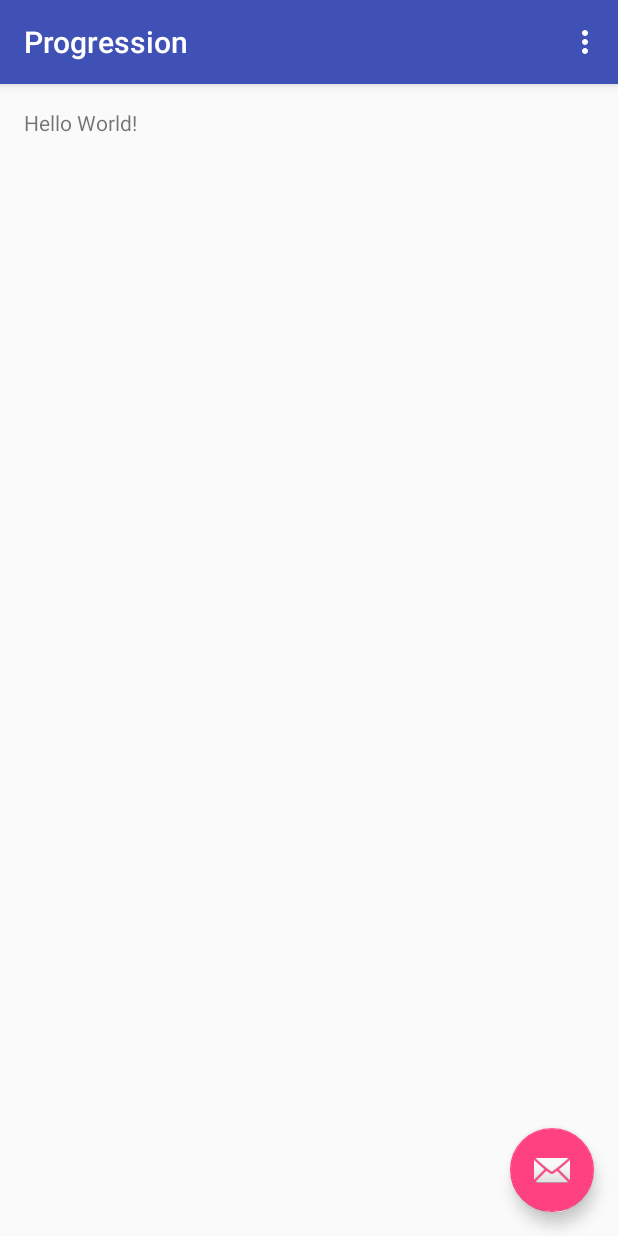
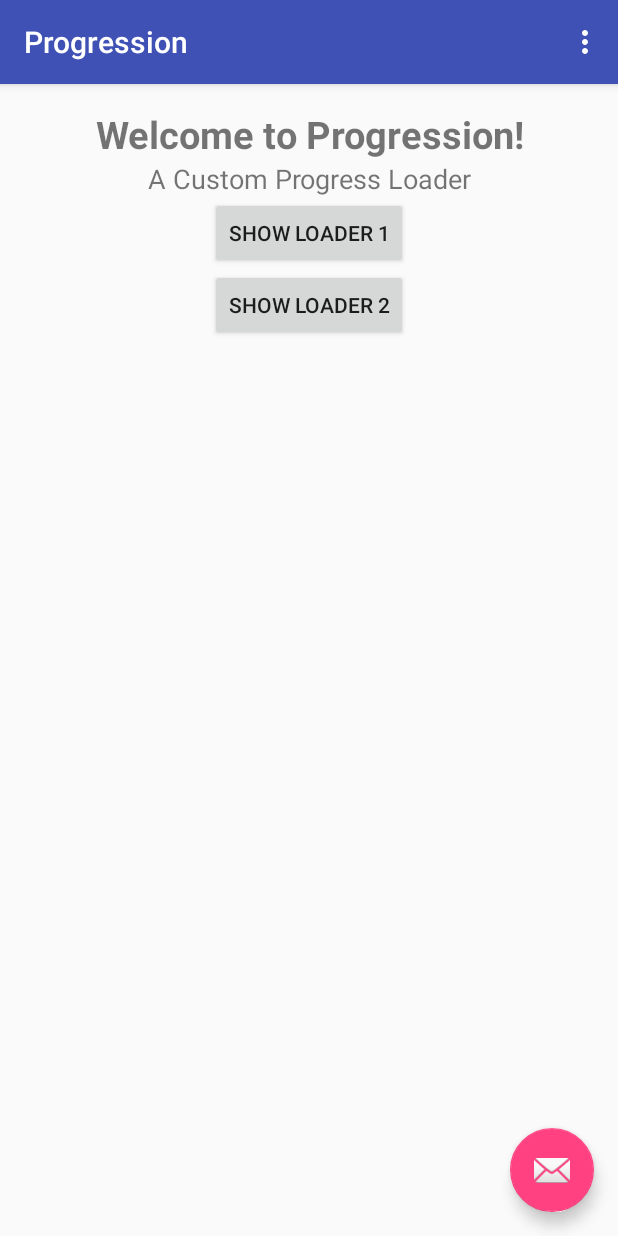
Before and after one commit to Mahendran-Sakkarai/Progression, an Android app: the screen it shows after launch (MainActivity), on a phone screen of 412 x 824 dp. Run offline under Robolectric (Android 15) with nearby library versions, the phone set to English and light mode, and no system bars.

Commit message:
Created Example for progression.

```diff
--- a/app/build.gradle
+++ b/app/build.gradle
@@ -5,7 +5,7 @@ android {
     buildToolsVersion "23.0.2"
 
     defaultConfig {
-        applicationId "com.yaiyaiyaa.progression"
+        applicationId "com.yaiyaiyaa.progression_example"
         minSdkVersion 8
         targetSdkVersion 23
         versionCode 1
@@ -24,4 +24,5 @@ dependencies {
     testCompile 'junit:junit:4.12'
     compile 'com.android.support:appcompat-v7:23.1.1'
     compile 'com.android.support:design:23.1.1'
+    compile project(":progression")
 }
--- a/app/src/main/AndroidManifest.xml
+++ b/app/src/main/AndroidManifest.xml
@@ -1,6 +1,6 @@
 <?xml version="1.0" encoding="utf-8"?>
 <manifest xmlns:android="http://schemas.android.com/apk/res/android"
-    package="com.yaiyaiyaa.progression">
+    package="com.yaiyaiyaa.progression_example">
 
     <application
         android:allowBackup="true"
--- a/app/src/main/java/com/yaiyaiyaa/progression/MainActivity.java
+++ /dev/null
@@ -1,52 +0,0 @@
-package com.yaiyaiyaa.progression;
-
-import android.os.Bundle;
-import android.support.design.widget.FloatingActionButton;
-import android.support.design.widget.Snackbar;
-import android.support.v7.app.AppCompatActivity;
-import android.support.v7.widget.Toolbar;
-import android.view.View;
-import android.view.Menu;
-import android.view.MenuItem;
-
-public class MainActivity extends AppCompatActivity {
-
-    @Override
-    protected void onCreate(Bundle savedInstanceState) {
-        super.onCreate(savedInstanceState);
-        setContentView(R.layout.activity_main);
-        Toolbar toolbar = (Toolbar) findViewById(R.id.toolbar);
-        setSupportActionBar(toolbar);
-
-        FloatingActionButton fab = (FloatingActionButton) findViewById(R.id.fab);
-        fab.setOnClickListener(new View.OnClickListener() {
-            @Override
-            public void onClick(View view) {
-                Snackbar.make(view, "Replace with your own action", Snackbar.LENGTH_LONG)
-                        .setAction("Action", null).show();
-            }
-        });
-    }
-
-    @Override
-    public boolean onCreateOptionsMenu(Menu menu) {
-        // Inflate the menu; this adds items to the action bar if it is present.
-        getMenuInflater().inflate(R.menu.menu_main, menu);
-        return true;
-    }
-
-    @Override
-    public boolean onOptionsItemSelected(MenuItem item) {
-        // Handle action bar item clicks here. The action bar will
-        // automatically handle clicks on the Home/Up button, so long
-        // as you specify a parent activity in AndroidManifest.xml.
-        int id = item.getItemId();
-
-        //noinspection SimplifiableIfStatement
-        if (id == R.id.action_settings) {
-            return true;
-        }
-
-        return super.onOptionsItemSelected(item);
-    }
-}
--- /dev/null
+++ b/app/src/main/java/com/yaiyaiyaa/progression_example/MainActivity.java
@@ -0,0 +1,134 @@
+package com.yaiyaiyaa.progression_example;
+
+import android.app.ProgressDialog;
+import android.os.Bundle;
+import android.os.Handler;
+import android.support.design.widget.FloatingActionButton;
+import android.support.design.widget.Snackbar;
+import android.support.v7.app.AppCompatActivity;
+import android.support.v7.widget.Toolbar;
+import android.view.View;
+import android.view.Menu;
+import android.view.MenuItem;
+import android.widget.Button;
+
+import com.yaiyaiyaa.progression.Progression;
+
+import java.util.Timer;
+import java.util.TimerTask;
+
+public class MainActivity extends AppCompatActivity {
+
+    private Button showLoader1;
+    private Button showLoader2;
+    private ProgressDialog progression1;
+    private ProgressDialog progression2;
+
+    @Override
+    protected void onCreate(Bundle savedInstanceState) {
+        super.onCreate(savedInstanceState);
+        setContentView(R.layout.activity_main);
+
+        initializeComponents();
+        initializeListeners();
+    }
+
+    private void initializeComponents() {
+        Toolbar toolbar = (Toolbar) findViewById(R.id.toolbar);
+        setSupportActionBar(toolbar);
+
+        FloatingActionButton fab = (FloatingActionButton) findViewById(R.id.fab);
+        fab.setOnClickListener(new View.OnClickListener() {
+            @Override
+            public void onClick(View view) {
+                Snackbar.make(view, "Replace with your own action", Snackbar.LENGTH_LONG)
+                        .setAction("Action", null).show();
+            }
+        });
+
+        showLoader1 = (Button) findViewById(R.id.show_loader1);
+        showLoader2 = (Button) findViewById(R.id.show_loader2);
+        progression1 = Progression.initProgression(MainActivity.this, 1);
+        progression2 = Progression.initProgression(MainActivity.this, 2);
+    }
+
+    private void initializeListeners() {
+        showLoader1.setOnClickListener(new View.OnClickListener() {
+            @Override
+            public void onClick(View v) {
+                showLoader1();
+                runOnUiThread(new Runnable() {
+                    @Override
+                    public void run() {
+                        final Handler handler = new Handler();
+                        handler.postDelayed(new Runnable() {
+                            @Override
+                            public void run() {
+                                hideLoader1();
+                            }
+                        }, 3000);
+                    }
+                });
+            }
+        });
+
+        showLoader2.setOnClickListener(new View.OnClickListener() {
+            @Override
+            public void onClick(View v) {
+                shoLoader2();
+                runOnUiThread(new Runnable() {
+                    @Override
+                    public void run() {
+                        final Handler handler = new Handler();
+                        handler.postDelayed(new Runnable() {
+                            @Override
+                            public void run() {
+                                hideLoader2();
+                            }
+                        }, 3000);
+                    }
+                });
+            }
+        });
+    }
+
+    private void shoLoader2() {
+        progression2.show();
+    }
+
+    private void hideLoader2() {
+        if(progression2.isShowing())
+            progression2.dismiss();
+    }
+
+    private void showLoader1() {
+        progression1.show();
+    }
+
+    private void hideLoader1() {
+        if(progression1.isShowing())
+            progression1.dismiss();
+    }
+
+    @Override
+    public boolean onCreateOptionsMenu(Menu menu) {
+        // Inflate the menu; this adds items to the action bar if it is present.
+        getMenuInflater().inflate(R.menu.menu_main, menu);
+        return true;
+    }
+
+    @Override
+    public boolean onOptionsItemSelected(MenuItem item) {
+        // Handle action bar item clicks here. The action bar will
+        // automatically handle clicks on the Home/Up button, so long
+        // as you specify a parent activity in AndroidManifest.xml.
+        int id = item.getItemId();
+
+        //noinspection SimplifiableIfStatement
+        if (id == R.id.action_settings) {
+            return true;
+        }
+
+        return super.onOptionsItemSelected(item);
+    }
+}
--- a/app/src/main/res/layout/activity_main.xml
+++ b/app/src/main/res/layout/activity_main.xml
@@ -5,7 +5,7 @@
     android:layout_width="match_parent"
     android:layout_height="match_parent"
     android:fitsSystemWindows="true"
-    tools:context="com.yaiyaiyaa.progression.MainActivity">
+    tools:context=".MainActivity">
 
     <android.support.design.widget.AppBarLayout
         android:layout_width="match_parent"
--- a/app/src/main/res/layout/content_main.xml
+++ b/app/src/main/res/layout/content_main.xml
@@ -1,19 +1,44 @@
 <?xml version="1.0" encoding="utf-8"?>
-<RelativeLayout xmlns:android="http://schemas.android.com/apk/res/android"
+<LinearLayout xmlns:android="http://schemas.android.com/apk/res/android"
     xmlns:app="http://schemas.android.com/apk/res-auto"
     xmlns:tools="http://schemas.android.com/tools"
     android:layout_width="match_parent"
     android:layout_height="match_parent"
+    android:orientation="vertical"
     android:paddingBottom="@dimen/activity_vertical_margin"
     android:paddingLeft="@dimen/activity_horizontal_margin"
     android:paddingRight="@dimen/activity_horizontal_margin"
     android:paddingTop="@dimen/activity_vertical_margin"
     app:layout_behavior="@string/appbar_scrolling_view_behavior"
-    tools:context="com.yaiyaiyaa.progression.MainActivity"
+    tools:context=".MainActivity"
     tools:showIn="@layout/activity_main">
 
     <TextView
+        android:layout_width="match_parent"
+        android:layout_height="wrap_content"
+        android:textSize="25dp"
+        android:textStyle="bold"
+        android:gravity="center"
+        android:text="@string/welcome_message" />
+
+    <TextView
+        android:layout_width="match_parent"
+        android:layout_height="wrap_content"
+        android:textSize="18dp"
+        android:gravity="center"
+        android:text="@string/description" />
+
+    <Button
+        android:id="@+id/show_loader1"
         android:layout_width="wrap_content"
         android:layout_height="wrap_content"
-        android:text="Hello World!" />
-</RelativeLayout>
+        android:layout_gravity="center"
+        android:text="@string/show_loader1"/>
+
+    <Button
+        android:id="@+id/show_loader2"
+        android:layout_width="wrap_content"
+        android:layout_height="wrap_content"
+        android:layout_gravity="center"
+        android:text="@string/show_loader2"/>
+</LinearLayout>
--- a/app/src/main/res/menu/menu_main.xml
+++ b/app/src/main/res/menu/menu_main.xml
@@ -1,7 +1,7 @@
 <menu xmlns:android="http://schemas.android.com/apk/res/android"
     xmlns:app="http://schemas.android.com/apk/res-auto"
     xmlns:tools="http://schemas.android.com/tools"
-    tools:context="com.yaiyaiyaa.progression.MainActivity">
+    tools:context=".MainActivity">
     <item
         android:id="@+id/action_settings"
         android:orderInCategory="100"
--- a/app/src/main/res/values/strings.xml
+++ b/app/src/main/res/values/strings.xml
@@ -1,4 +1,8 @@
 <resources>
     <string name="app_name">Progression</string>
     <string name="action_settings">Settings</string>
+    <string name="welcome_message">Welcome to Progression!</string>
+    <string name="description">A Custom Progress Loader</string>
+    <string name="show_loader1">Show Loader 1</string>
+    <string name="show_loader2">Show Loader 2</string>
 </resources>
--- a/progression/build.gradle
+++ b/progression/build.gradle
@@ -6,7 +6,7 @@ android {
     buildToolsVersion "23.0.1"
 
     defaultConfig {
-        minSdkVersion 11
+        minSdkVersion 8
         targetSdkVersion 23
         versionCode 1
         versionName "1.0"
@@ -20,9 +20,6 @@ android {
 }
 
 dependencies {
-    compile fileTree(dir: 'libs', include: ['*.jar'])
-    testCompile 'junit:junit:4.12'
-    compile 'com.android.support:appcompat-v7:23.1.1'
 }
 
 // build a jar with source files
```
